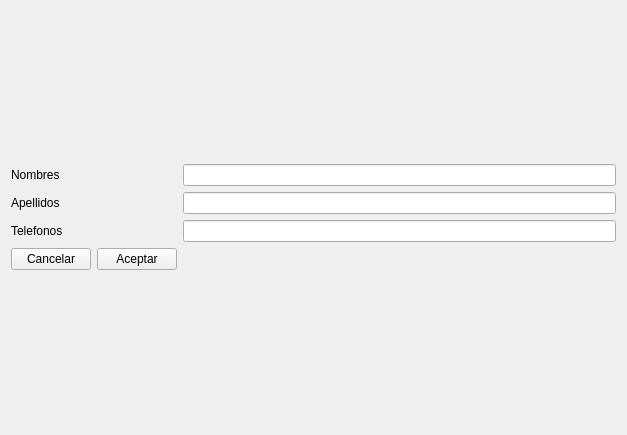
Qt form views/Views ui/NewClientUI.ui (ValenDD/Desktop_app_mechanical_workshop) before a commit.
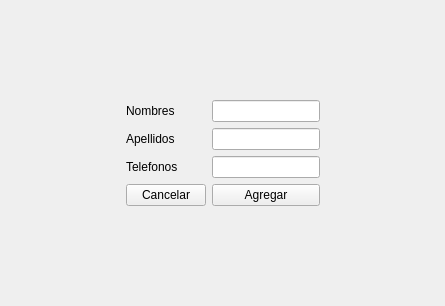
The same form after that commit.

What changed in the file:
```diff
--- a/views/Views ui/NewClientUI.ui
+++ b/views/Views ui/NewClientUI.ui
@@ -6,39 +6,29 @@
    <rect>
     <x>0</x>
     <y>0</y>
-    <width>627</width>
-    <height>435</height>
+    <width>445</width>
+    <height>306</height>
    </rect>
   </property>
   <property name="windowTitle">
    <string>Form</string>
   </property>
   <layout class="QGridLayout" name="gridLayout_2">
+   <item row="0" column="0">
+    <spacer name="horizontalSpacer">
+     <property name="orientation">
+      <enum>Qt::Horizontal</enum>
+     </property>
+     <property name="sizeHint" stdset="0">
+      <size>
+       <width>40</width>
+       <height>20</height>
+      </size>
+     </property>
+    </spacer>
+   </item>
    <item row="0" column="1">
     <layout class="QGridLayout" name="gridLayout">
-     <item row="2" column="5">
-      <widget class="QLineEdit" name="Nombre_line_edit"/>
-     </item>
-     <item row="6" column="5">
-      <widget class="QLineEdit" name="Telefonos_line_edit"/>
-     </item>
-     <item row="4" column="5">
-      <widget class="QLineEdit" name="Apellido_line_edit"/>
-     </item>
-     <item row="7" column="3">
-      <widget class="QPushButton" name="Cancelar_button">
-       <property name="text">
-        <string>Cancelar</string>
-       </property>
-      </widget>
-     </item>
-     <item row="7" column="4">
-      <widget class="QPushButton" name="Aceptar_button">
-       <property name="text">
-        <string>Aceptar</string>
-       </property>
-      </widget>
-     </item>
      <item row="6" column="3">
       <widget class="QLabel" name="Telefono_label">
        <property name="text">
@@ -46,12 +36,11 @@
        </property>
       </widget>
      </item>
-     <item row="4" column="3">
-      <widget class="QLabel" name="Apellido_label">
-       <property name="text">
-        <string>Apellidos</string>
-       </property>
-      </widget>
+     <item row="2" column="4">
+      <widget class="QLineEdit" name="Nombre_line_edit"/>
+     </item>
+     <item row="4" column="4">
+      <widget class="QLineEdit" name="Apellido_line_edit"/>
      </item>
      <item row="2" column="3">
       <widget class="QLabel" name="Nombre_label">
@@ -60,8 +49,49 @@
        </property>
       </widget>
      </item>
+     <item row="4" column="3">
+      <widget class="QLabel" name="Apellido_label">
+       <property name="text">
+        <string>Apellidos</string>
+       </property>
+      </widget>
+     </item>
+     <item row="6" column="4">
+      <widget class="QLineEdit" name="Telefonos_line_edit"/>
+     </item>
+     <item row="7" column="4">
+      <layout class="QGridLayout" name="gridLayout_3">
+       <item row="0" column="0">
+        <widget class="QPushButton" name="Aceptar_button">
+         <property name="text">
+          <string>Agregar</string>
+         </property>
+        </widget>
+       </item>
+      </layout>
+     </item>
+     <item row="7" column="3">
+      <widget class="QPushButton" name="Cancelar_button">
+       <property name="text">
+        <string>Cancelar</string>
+       </property>
+      </widget>
+     </item>
     </layout>
    </item>
+   <item row="0" column="2">
+    <spacer name="horizontalSpacer_2">
+     <property name="orientation">
+      <enum>Qt::Horizontal</enum>
+     </property>
+     <property name="sizeHint" stdset="0">
+      <size>
+       <width>40</width>
+       <height>20</height>
+      </size>
+     </property>
+    </spacer>
+   </item>
   </layout>
  </widget>
  <resources/>
```
